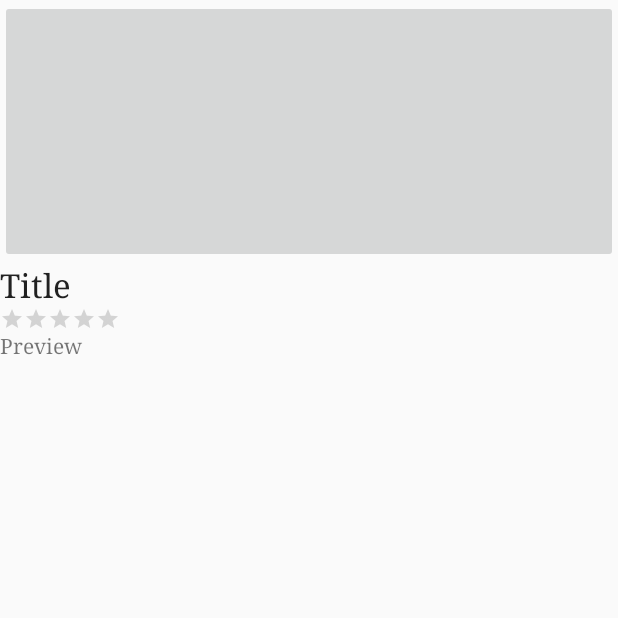
After one commit to yemilyz/Flickster, an Android app: the MovieDetailsActivity screen opened directly, with no data from a screen before it, on a phone screen of 412 x 824 dp, the top half of it. The commit adds this screen. Run offline under Robolectric (Android 15) with nearby library versions, the phone set to English and light mode, and no system bars; our stand-ins replace ButterKnife; libraries missing offline, so code that uses them is left out: org.parceler; 5 statements that could not run were skipped.

Commit message:
Added landscape view, movie details and average rating. Applied ButterKnife annotation. Starting on Youtube player.

```diff
--- a/app/src/main/AndroidManifest.xml
+++ b/app/src/main/AndroidManifest.xml
@@ -2,7 +2,7 @@
 <manifest xmlns:android="http://schemas.android.com/apk/res/android"
     package="com.example.emilyz.flickster">
 
-    <uses-permission android:name="android.permission.INTERNET"/>
+    <uses-permission android:name="android.permission.INTERNET" />
 
     <application
         android:allowBackup="true"
@@ -18,6 +18,9 @@
                 <category android:name="android.intent.category.LAUNCHER" />
             </intent-filter>
         </activity>
+        <activity android:name=".models.MovieDetailsActivity" />
+        <activity android:name=".MovieDetailsActivity" />
+        <activity android:name=".MovieTrailerActivity"></activity>
     </application>
 
 </manifest>
--- /dev/null
+++ b/app/src/main/java/com/example/emilyz/flickster/MovieDetailsActivity.java
@@ -0,0 +1,51 @@
+package com.example.emilyz.flickster;
+
+import android.os.Bundle;
+import android.support.v7.app.AppCompatActivity;
+import android.util.Log;
+import android.widget.RatingBar;
+import android.widget.TextView;
+
+import com.example.emilyz.flickster.models.Movie;
+
+import org.parceler.Parcels;
+import org.w3c.dom.Text;
+
+import butterknife.BindArray;
+import butterknife.BindView;
+import butterknife.ButterKnife;
+
+public class MovieDetailsActivity extends AppCompatActivity {
+
+    //movie to display
+    Movie movie;
+
+    //view objects
+    @BindView(R.id.tvTitle) TextView tvTitle;
+    @BindView(R.id.tvOverview) TextView tvOverview;
+    @BindView(R.id.rbVoteAverage) RatingBar rbVoteAverage;
+
+    @Override
+    protected void onCreate(Bundle savedInstanceState) {
+        super.onCreate(savedInstanceState);
+        setContentView(R.layout.activity_movie_details);
+        ButterKnife.bind(this);
+        //resolve view objects
+        /**tvTitle = (TextView) findViewById(R.id.tvTitle);
+        tvOverview = (TextView) findViewById(R.id.tvOverview);
+        rbVoteAverage = (RatingBar) findViewById(R.id.rbVoteAverage);*/
+
+        //unwrap the movie passed via intent, using its simple name as key
+        movie = (Movie) Parcels.unwrap(getIntent().getParcelableExtra(Movie.class.getSimpleName()));
+        Log.d("MovieDetailsActivity", String.format("Showing details for '%s'", movie.getTitle()));
+
+        //set title and overview
+        tvTitle.setText(movie.getTitle());
+        tvOverview.setText(movie.getOverview());
+
+        //voter average is 0-10, convert to 0.5 by dividing by 2
+        float voteAverage = movie.getVoteAverage().floatValue();
+        rbVoteAverage.setRating(voteAverage = voteAverage > 0 ? voteAverage / 2.0f : voteAverage);
+
+    }
+}
--- /dev/null
+++ b/app/src/main/res/layout/activity_movie_details.xml
@@ -0,0 +1,53 @@
+<?xml version="1.0" encoding="utf-8"?>
+<RelativeLayout xmlns:android="http://schemas.android.com/apk/res/android"
+    xmlns:app="http://schemas.android.com/apk/res-auto"
+    xmlns:tools="http://schemas.android.com/tools"
+    android:layout_width="match_parent"
+    android:layout_height="match_parent"
+    tools:context="com.example.emilyz.flickster.MovieDetailsActivity">
+
+    <ImageButton
+        android:layout_width="match_parent"
+        android:layout_height="175dp"
+        android:id="@+id/ibVideo"
+        android:layout_alignParentTop="true"
+        android:layout_alignParentLeft="true"
+        android:layout_alignParentStart="true" />
+
+    <TextView
+        android:id="@+id/tvTitle"
+        android:layout_width="wrap_content"
+        android:layout_height="wrap_content"
+        android:fontFamily="serif"
+        android:text="@string/title"
+        android:textAppearance="@android:style/TextAppearance.Large"
+        android:layout_below="@+id/ibVideo"
+        android:layout_alignParentLeft="true"
+        android:layout_alignParentStart="true"
+        android:layout_alignParentRight="true"
+        android:layout_alignParentEnd="true" />
+
+    <RatingBar
+        android:id="@+id/rbVoteAverage"
+        style="@style/Widget.AppCompat.RatingBar.Small"
+        android:layout_width="wrap_content"
+        android:layout_height="wrap_content"
+        android:numStars="5"
+        android:rating="0.5"
+        android:layout_below="@+id/tvTitle"
+        android:layout_alignParentLeft="true"
+        android:layout_alignParentStart="true" />
+
+    <TextView
+        android:id="@+id/tvOverview"
+        android:layout_width="wrap_content"
+        android:layout_height="wrap_content"
+        android:fontFamily="serif"
+        android:text="@string/preview"
+        android:layout_below="@+id/rbVoteAverage"
+        android:layout_alignParentLeft="true"
+        android:layout_alignParentStart="true"
+        android:layout_alignParentBottom="true"
+        android:layout_alignParentRight="true"
+        android:layout_alignParentEnd="true" />
+</RelativeLayout>
--- a/app/src/main/res/values/strings.xml
+++ b/app/src/main/res/values/strings.xml
@@ -1,3 +1,5 @@
 <resources>
     <string name="app_name">Flickster</string>
+    <string name="title">Title</string>
+    <string name="preview">Preview</string>
 </resources>
--- a/app/src/main/res/values/styles.xml
+++ b/app/src/main/res/values/styles.xml
@@ -1,7 +1,7 @@
 <resources>
 
     <!-- Base application theme. -->
-    <style name="AppTheme" parent="Theme.AppCompat.Light.DarkActionBar">
+    <style name="AppTheme" parent="Theme.AppCompat.Light.NoActionBar">
         <!-- Customize your theme here. -->
         <item name="colorPrimary">@color/colorPrimary</item>
         <item name="colorPrimaryDark">@color/colorPrimaryDark</item>
```
Also changed, not shown: app/build.gradle (+10 -2 lines), app/src/main/java/com/example/emilyz/flickster/MovieAdapter.java (+58 -10 lines), app/src/main/java/com/example/emilyz/flickster/MovieListActivity.java (+7 -2 lines), app/src/main/java/com/example/emilyz/flickster/MovieTrailerActivity.java (added, +46 -0 lines), app/src/main/java/com/example/emilyz/flickster/models/Config.java (+8 -0 lines), app/src/main/java/com/example/emilyz/flickster/models/Movie.java (+8 -0 lines), app/src/main/res/layout-land/item_movie.xml (added, +39 -0 lines), app/src/main/res/layout/activity_movie_trailer.xml (added, +16 -0 lines).
